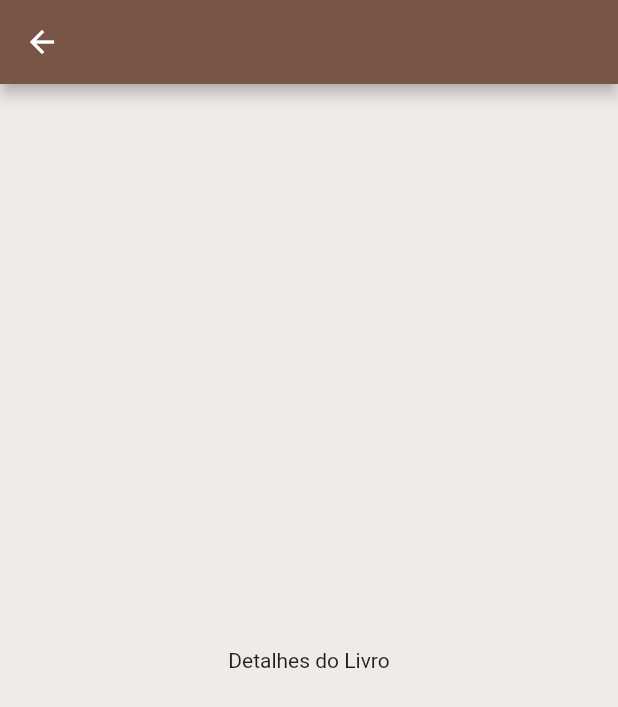
After one commit to cauecbb/Ebook-Store-App, a Flutter app: the BookPage screen opened directly, on a phone screen of 412 x 824 dp. The commit adds this screen. Shown: the top 707 px of the screen. Run offline on Flutter 3.47's test engine with Material 2 defaults, Android fonts, the phone set to English and light mode, and no system bars.

Commit message:
Adiciona BookPage

```diff
--- /dev/null
+++ b/lib/pages/book_page.dart
@@ -0,0 +1,18 @@
+import 'package:flutter/material.dart';
+
+class BookPage extends StatelessWidget {
+  const BookPage({super.key});
+
+  @override
+  Widget build(BuildContext context) {
+    return Scaffold(
+      appBar: AppBar(),
+      body: Container(
+        color: Colors.brown[50],
+        child: const Center(
+          child: Text("Detalhes do Livro"),
+        ),
+      ),
+    );
+  }
+}
```
Also changed, not shown: lib/pages/home_page.dart (+25 -15 lines).
